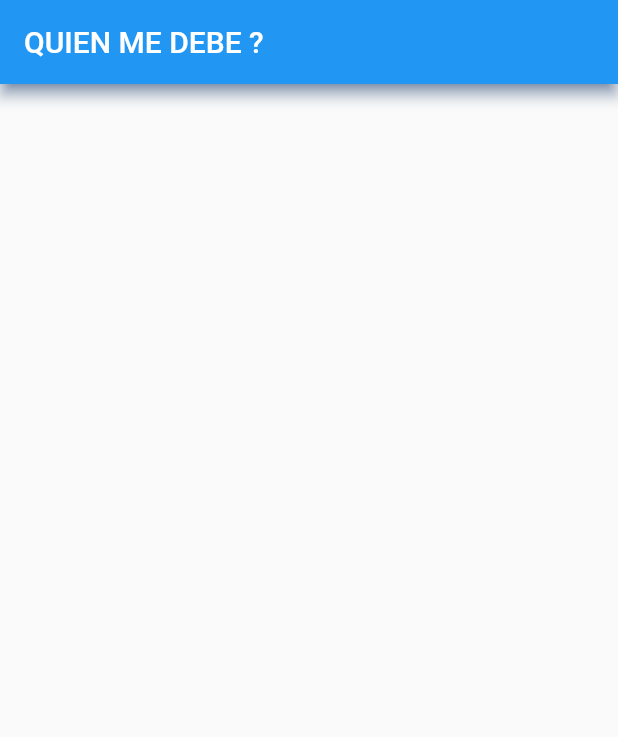
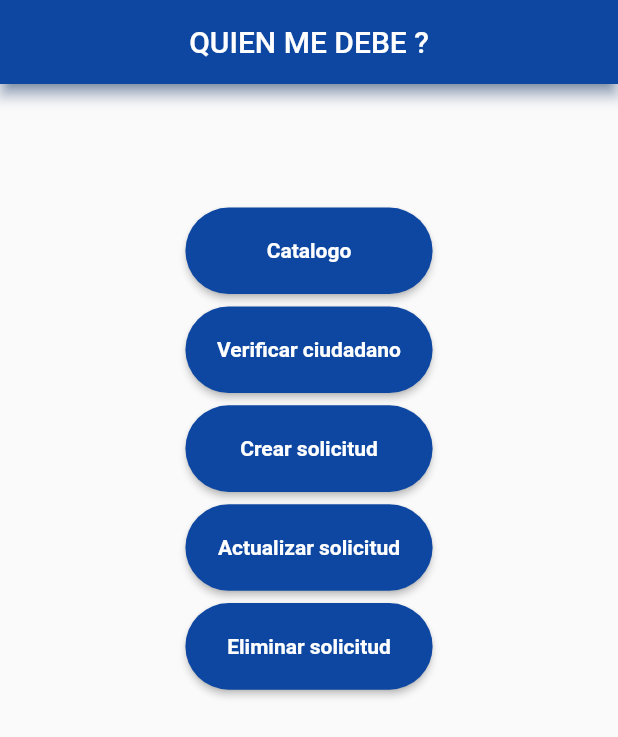
Before and after one commit to nikolasiba/final_sf_I, a Flutter app: the HomePage screen opened directly, on a phone screen of 412 x 824 dp. Shown: the top 737 px of the screen. Run offline on Flutter 3.47's test engine with Material 2 defaults, Android fonts, the phone set to English and light mode, and no system bars; drawn by our look-alikes of auto_size_text; our stand-ins replace get.

Commit message:
feat: commits de respaldo

```diff
--- /dev/null
+++ b/lib/domain/interface/i_items.dart
@@ -0,0 +1,5 @@
+import 'package:quien_me_debe/domain/model/item_model.dart';
+
+abstract class Iitems {
+  Future<List<ItemModel>> getItems();
+}
--- /dev/null
+++ b/lib/domain/model/item_model.dart
@@ -0,0 +1,69 @@
+// To parse this JSON data, do
+//
+//     final itemModel = itemModelFromJson(jsonString);
+
+import 'dart:convert';
+
+ItemModel itemModelFromJson(String str) => ItemModel.fromJson(json.decode(str));
+
+String itemModelToJson(ItemModel data) => json.encode(data.toJson());
+
+class ItemModel {
+  int? id;
+  String? title;
+  double? price;
+  String? description;
+  String? category;
+  String? image;
+  Rating? rating;
+
+  ItemModel({
+    this.id,
+    this.title,
+    this.price,
+    this.description,
+    this.category,
+    this.image,
+    this.rating,
+  });
+
+  factory ItemModel.fromJson(Map<dynamic, dynamic> json) => ItemModel(
+        id: json["id"],
+        title: json["title"],
+        price: json["price"]?.toDouble(),
+        description: json["description"],
+        category: json["category"],
+        image: json["image"],
+        rating: json["rating"] == null ? null : Rating.fromJson(json["rating"]),
+      );
+
+  Map<String, dynamic> toJson() => {
+        "id": id,
+        "title": title,
+        "price": price,
+        "description": description,
+        "category": category,
+        "image": image,
+        "rating": rating?.toJson(),
+      };
+}
+
+class Rating {
+  double? rate;
+  int? count;
+
+  Rating({
+    this.rate,
+    this.count,
+  });
+
+  factory Rating.fromJson(Map<String, dynamic> json) => Rating(
+        rate: json["rate"]?.toDouble(),
+        count: json["count"],
+      );
+
+  Map<String, dynamic> toJson() => {
+        "rate": rate,
+        "count": count,
+      };
+}
--- /dev/null
+++ b/lib/domain/service/items_service.dart
@@ -0,0 +1,12 @@
+import 'package:quien_me_debe/domain/interface/i_items.dart';
+import 'package:quien_me_debe/domain/model/item_model.dart';
+
+class ITemService {
+  final Iitems iItems;
+
+  ITemService(this.iItems);
+
+  Future<List<ItemModel>> getItems() {
+    return iItems.getItems();
+  }
+}
--- a/lib/home_page/home_page.dart
+++ /dev/null
@@ -1,20 +0,0 @@
-import 'package:flutter/material.dart';
-import 'package:get/get.dart';
-import 'package:quien_me_debe/home_page/home_controller.dart';
-
-class HomePage extends StatelessWidget {
-  HomePage({super.key});
-  final HomeController homeController = Get.put(HomeController());
-
-  @override
-  Widget build(BuildContext context) {
-    return WillPopScope(
-        onWillPop: () async => false,
-        child: Scaffold(
-          appBar: AppBar(
-            shadowColor: Colors.blue[900],
-            title: const Text('QUIEN ME DEBE ?'),
-          ),
-        ));
-  }
-}
--- a/lib/main.dart
+++ b/lib/main.dart
@@ -1,7 +1,8 @@
 import 'package:flutter/material.dart';
 import 'package:flutter_localizations/flutter_localizations.dart';
 import 'package:get/get.dart';
-import 'package:quien_me_debe/login_page/login_page.dart';
+
+import 'presentation/login_page/login_page.dart';
 
 void main() {
   runApp(const MyApp());
--- /dev/null
+++ b/lib/presentation/catalogue/catologue_controller.dart
@@ -0,0 +1,14 @@
+import 'package:get/get.dart';
+import 'package:quien_me_debe/domain/model/item_model.dart';
+import 'package:quien_me_debe/domain/service/items_service.dart';
+import 'package:quien_me_debe/infraestructure/items_repository.dart';
+
+class CatalogueController extends GetxController {
+  ITemService iTemService = ITemService(ItemsRespository());
+
+  RxList<ItemModel> itemsList = <ItemModel>[].obs;
+
+  Future<List<ItemModel>> getItems() async {
+    return itemsList.value = await iTemService.getItems();
+  }
+}
--- /dev/null
+++ b/lib/presentation/home_page/home_page.dart
@@ -0,0 +1,86 @@
+import 'package:flutter/material.dart';
+import 'package:get/get.dart';
+import 'package:quien_me_debe/presentation/catalogue/catalogue.dart';
+import 'package:quien_me_debe/presentation/catalogue/catologue_controller.dart';
+import 'package:quien_me_debe/presentation/create_request/create_request.dart';
+import 'package:quien_me_debe/presentation/delete_request/delete_request.dart';
+import 'package:quien_me_debe/presentation/home_page/home_controller.dart';
+import 'package:quien_me_debe/presentation/update_request/update_request.dart';
+import 'package:quien_me_debe/presentation/verify_citizen/verify_citizen.dart';
+import 'package:quien_me_debe/widgets/custom_buttom.dart';
+
+class HomePage extends StatelessWidget {
+  HomePage({super.key});
+  final HomeController homeController = Get.put(HomeController());
+  final CatalogueController catalogueController =
+      Get.put(CatalogueController());
+  @override
+  Widget build(BuildContext context) {
+    return WillPopScope(
+        onWillPop: () async => false,
+        child: Scaffold(
+          appBar: AppBar(
+            centerTitle: true,
+            backgroundColor: Colors.blue[900],
+            shadowColor: Colors.blue[900],
+            title: const Text('QUIEN ME DEBE ?'),
+          ),
+          body: SingleChildScrollView(
+            child: Center(
+              child: Column(
+                children: [
+                  SizedBox(height: Get.height * .1),
+                  CustomButton(
+                      height: Get.height * .07,
+                      width: Get.width * .4,
+                      onPressed: () async {
+                        await catalogueController.getItems();
+                        Get.to(() => CataloguePAge());
+                      },
+                      text: 'Catalogo',
+                      backgroundColor: Colors.blue[900]!),
+                  SizedBox(height: Get.height * .01),
+                  CustomButton(
+                      height: Get.height * .07,
+                      width: Get.width * .4,
+                      onPressed: () => Get.to(() => VerifyCitizen()),
+                      text: 'Verificar ciudadano',
+                      backgroundColor: Colors.blue[900]!),
+                  SizedBox(height: Get.height * .01),
+                  CustomButton(
+                      height: Get.height * .07,
+                      width: Get.width * .4,
+                      onPressed: () => Get.to(() => CreateRequest()),
+                      text: 'Crear solicitud',
+                      backgroundColor: Colors.blue[900]!),
+                  SizedBox(height: Get.height * .01),
+                  CustomButton(
+                      height: Get.height * .07,
+                      width: Get.width * .4,
+                      onPressed: () => Get.to(() => UpdateRequest()),
+                      text: 'Actualizar solicitud',
+                      backgroundColor: Colors.blue[900]!),
+                  SizedBox(height: Get.height * .01),
+                  CustomButton(
+                      height: Get.height * .07,
+                      width: Get.width * .4,
+                      onPressed: () => Get.to(() => DeleteRequest()),
+                      text: 'Eliminar solicitud',
+                      backgroundColor: Colors.blue[900]!),
+                ],
+              ),
+            ),
+          ),
+        ));
+  }
+}
+
+
+
+
+
+// Seria catalogo de objetos
+// Registro de usuarios
+// sistema de busqueda
+// fecha
+//
--- a/lib/login_page/login_page.dart
+++ b/lib/presentation/login_page/login_page.dart
@@ -1,7 +1,8 @@
 import 'package:flutter/material.dart';
 import 'package:get/get.dart';
-import 'package:quien_me_debe/home_page/home_page.dart';
-import 'package:quien_me_debe/login_page/login_controller.dart';
+import 'package:quien_me_debe/presentation/home_page/home_page.dart';
+
+import 'login_controller.dart';
 
 class LoginPage extends StatelessWidget {
   LoginPage({super.key});
--- /dev/null
+++ b/lib/widgets/custom_buttom.dart
@@ -0,0 +1,95 @@
+import 'package:auto_size_text/auto_size_text.dart';
+import 'package:flutter/material.dart';
+import 'package:get/get.dart';
+
+class CustomButton extends StatelessWidget {
+  CustomButton({
+    Key? key,
+    required this.onPressed,
+    required this.text,
+    this.width = 100,
+    required this.backgroundColor,
+    this.colorContent = Colors.white,
+    this.leftIcon,
+    this.blockDoubleClick = true,
+    this.borderRadio = 40,
+    this.padding,
+    this.rightIcon,
+    this.height,
+    this.iconSize,
+    this.textStyle,
+  }) : super(key: key);
+
+  final VoidCallback onPressed;
+  final String text;
+  final double width;
+  final double? height;
+  final bool? blockDoubleClick;
+  final Color backgroundColor;
+  final Color colorContent;
+  final double borderRadio;
+  final EdgeInsets? padding;
+  final AssetImage? leftIcon;
+  final AssetImage? rightIcon;
+  final double? iconSize;
+  final TextStyle? textStyle;
+
+  final RxBool absorbPointer = false.obs;
+
+  @override
+  Widget build(BuildContext context) {
+    return Obx((() => AbsorbPointer(
+          absorbing: absorbPointer.value,
+          child: (ElevatedButton(
+            onPressed: () {
+              if (blockDoubleClick!) {
+                absorbPointer.value = true;
+                onBlockBoubleCLick();
+              }
+              onPressed.call();
+            },
+            style: ElevatedButton.styleFrom(
+              fixedSize: Size(width, height ?? Get.height * 0.06),
+              padding: padding ?? EdgeInsets.zero,
+              backgroundColor: backgroundColor,
+              minimumSize: Size(0, height ?? Get.height * 0.06),
+              elevation: 2,
+              shape: RoundedRectangleBorder(
+                borderRadius: BorderRadius.circular(borderRadio),
+              ),
+            ),
+            child: Row(
+              mainAxisSize: MainAxisSize.min,
+              mainAxisAlignment: MainAxisAlignment.spaceEvenly,
+              children: [
+                if (leftIcon != null)
+                  ImageIcon(
+                    leftIcon,
+                    color: colorContent,
+                    size: iconSize,
+                  ),
+                if (leftIcon != null || rightIcon != null) const Spacer(),
+                AutoSizeText(
+                  text,
+                  style: const TextStyle(
+                      color: Colors.white, fontWeight: FontWeight.bold),
+                ),
+                if (leftIcon != null || rightIcon != null) const Spacer(),
+                if (rightIcon != null)
+                  ImageIcon(
+                    rightIcon,
+                    color: colorContent,
+                    size: iconSize,
+                  ),
+              ],
+            ),
+          )),
+        )));
+  }
+
+  onBlockBoubleCLick() {
+    Future.delayed(const Duration(seconds: 2), () {
+      absorbPointer.value = false;
+    });
+  }
+}
--- a/pubspec.yaml
+++ b/pubspec.yaml
@@ -38,6 +38,8 @@ dependencies:
 
   cupertino_icons: ^1.0.2
   get: ^4.6.5
+  auto_size_text: ^3.0.0
+  http: ^1.0.0
 
 dev_dependencies:
   flutter_test:
```
Also changed, not shown: lib/infraestructure/items_repository.dart (added, +27 -0 lines), lib/presentation/catalogue/catalogue.dart (added, +26 -0 lines), lib/presentation/create_request/create_request.dart (added, +66 -0 lines), lib/presentation/delete_request/delete_request.dart (added, +39 -0 lines), lib/presentation/update_request/update_request.dart (added, +75 -0 lines), lib/presentation/verify_citizen/verify_citizen.dart (added, +38 -0 lines), lib/widgets/custom_text_field.dart (added, +42 -0 lines), lib/widgets/product_card.dart (added, +53 -0 lines), lib/presentation/home_page/home_controller.dart (renamed from lib/home_page/home_controller.dart), lib/presentation/login_page/login_controller.dart (renamed from lib/login_page/login_controller.dart), pubspec.lock, 1 other file.
